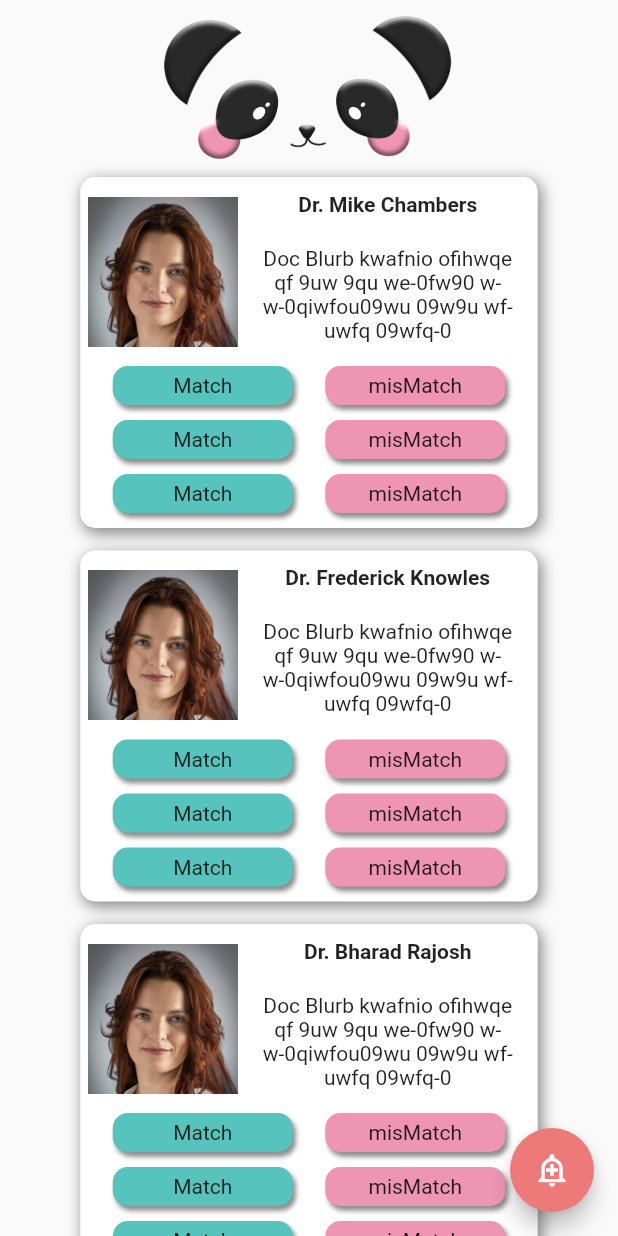
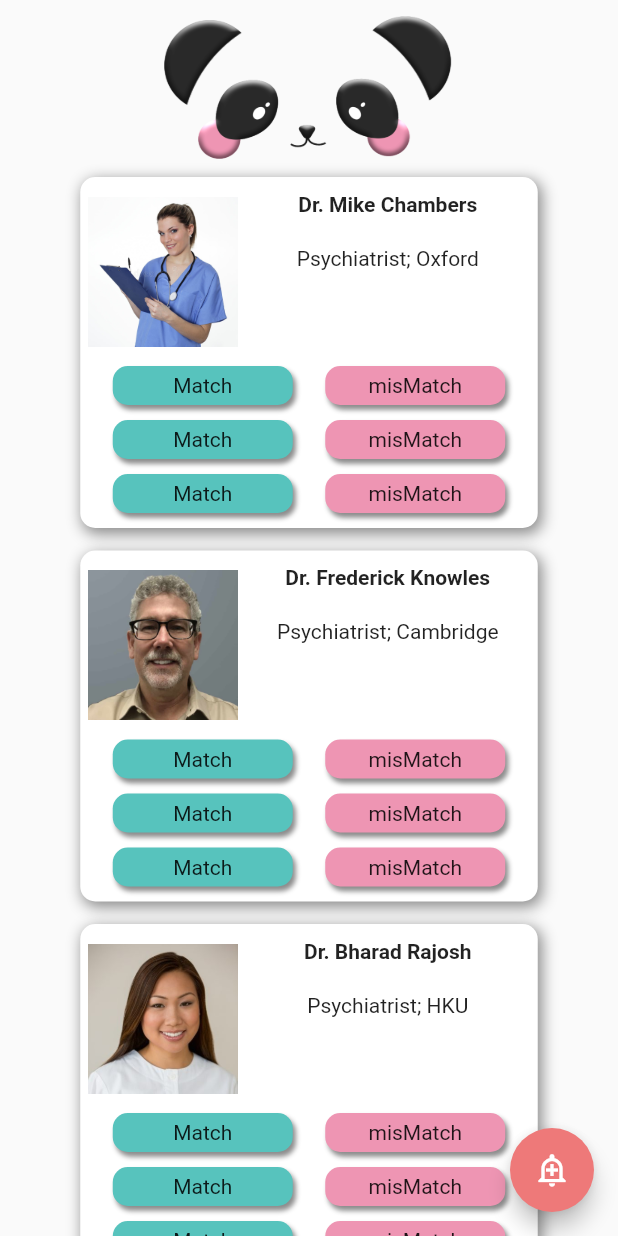
Before and after one commit to Milind220/CityHack22-DDD, a Flutter app: the ViewAllScreen screen opened by its route, on a phone screen of 412 x 824 dp. Run offline on Flutter 3.47's test engine with Material 2 defaults, Android fonts, the phone set to English and light mode, and no system bars; our stand-ins replace firebase_auth, firebase_core, google_fonts, google_sign_in, syncfusion_flutter_datepicker; missing offline and left inert: dart:ffi; accounts and stored records are empty; network calls fail.

Commit message:
Doctors working

```diff
--- a/lib/components/doctorlisttile.dart
+++ b/lib/components/doctorlisttile.dart
@@ -7,8 +7,10 @@ class DoctorListTile extends StatelessWidget {
   //const DoctorListTile({Key? key}) : super(key: key);
 
   final String docName;
-  //final String docBlurb;
-  DoctorListTile({required this.docName});
+  final String docBlurb;
+  final String picPath;
+  DoctorListTile(
+      {required this.docName, required this.docBlurb, required this.picPath});
 
   @override
   Widget build(BuildContext context) {
@@ -35,6 +37,8 @@ class DoctorListTile extends StatelessWidget {
           children: [
             NameArea(
               docName: docName,
+              docBlurb: docBlurb,
+              picPath: picPath,
             ),
             PillArea(),
           ],
@@ -47,7 +51,10 @@ class DoctorListTile extends StatelessWidget {
 class NameArea extends StatelessWidget {
   //const NameArea({Key? key}) : super(key: key);
   final String docName;
-  NameArea({required this.docName});
+  final String docBlurb;
+  final String picPath;
+  NameArea(
+      {required this.docName, required this.docBlurb, required this.picPath});
 
   @override
   Widget build(BuildContext context) {
@@ -59,7 +66,7 @@ class NameArea extends StatelessWidget {
           Container(
               margin: EdgeInsets.only(left: 5),
               width: 100,
-              child: Image.asset('assets/images/ladypic.jpg')
+              child: Image.asset(picPath)
               //const Icon(Icons.account_box_sharp),
               ),
           Column(
@@ -76,7 +83,7 @@ class NameArea extends StatelessWidget {
                 height: 90,
                 width: 200,
                 child: Text(
-                  'Doc Blurb kwafnio ofihwqe qf 9uw 9qu we-0fw90 w- w-0qiwfou09wu 09w9u wf-uwfq 09wfq-0',
+                  docBlurb,
                   style: TextStyle(
                     fontSize: 14,
                   ),
--- a/lib/pages/view_all.dart
+++ b/lib/pages/view_all.dart
@@ -32,12 +32,32 @@ class ViewAllScreen extends StatelessWidget {
               margin: EdgeInsets.all(9),
               height: 100,
               child: Image.asset('assets/images/pinpan_thinhead.png')),
-          DoctorListTile(docName: 'Dr. Mike Chambers'),
-          DoctorListTile(docName: 'Dr. Frederick Knowles'),
-          DoctorListTile(docName: 'Dr. Bharad Rajosh'),
-          DoctorListTile(docName: 'Dr. Gimmie Zimmerwoman'),
-          DoctorListTile(docName: 'Dr. Leo Fridjeoff'),
-          DoctorListTile(docName: 'Dr. Milind Sharma'),
+          DoctorListTile(
+            docName: 'Dr. Mike Chambers',
+            docBlurb: 'Psychiatrist; Oxford',
+            picPath: doctorpics[0],
+          ),
+          DoctorListTile(
+            docName: 'Dr. Frederick Knowles',
+            docBlurb: 'Psychiatrist; Cambridge',
+            picPath: doctorpics[1],
+          ),
+          DoctorListTile(
+            docName: 'Dr. Bharad Rajosh',
+            docBlurb: 'Psychiatrist; HKU',
+            picPath: doctorpics[2],
+          ),
+          DoctorListTile(
+            docName: 'Dr. Gimmie Zimmerwoman',
+            docBlurb: 'Psychiatrist; CUHK',
+            picPath: doctorpics[3],
+          ),
+          DoctorListTile(
+            docName: 'Dr. Leo Fridjeoff',
+            docBlurb: 'Psychiatrist; NUST',
+            picPath: doctorpics[4],
+          ),
+          //DoctorListTile(docName: 'Dr. Milind Sharma'),
           Image.asset('assets/images/pinpan.png'),
         ],
       ),
```
Also changed, not shown: lib/pages/main_feed.dart (+25 -6 lines).
